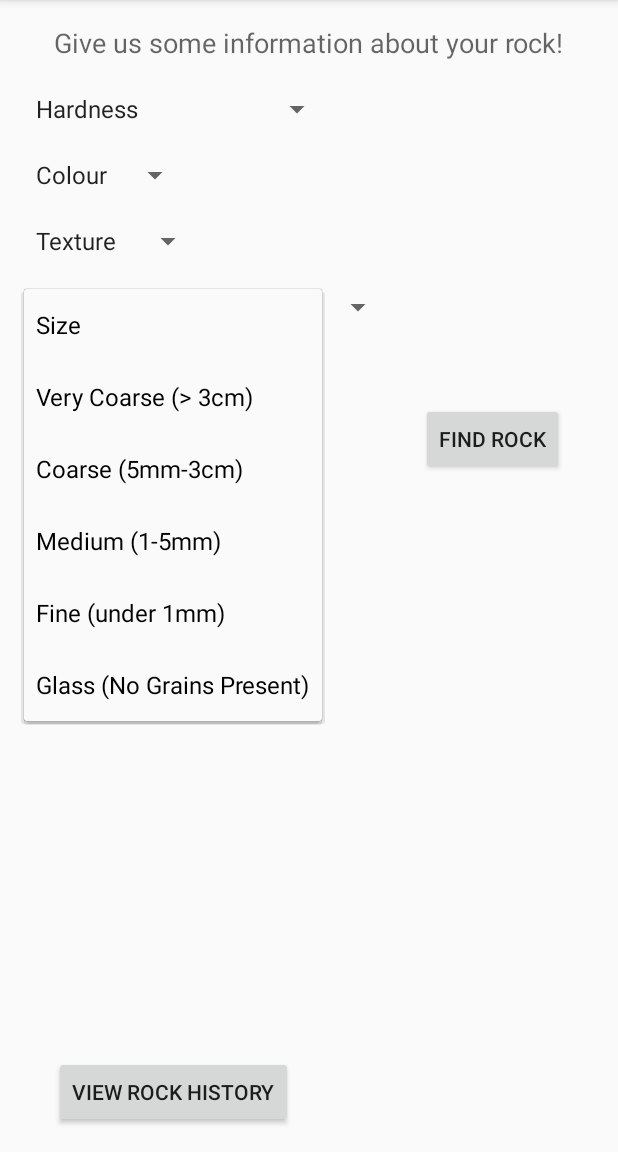
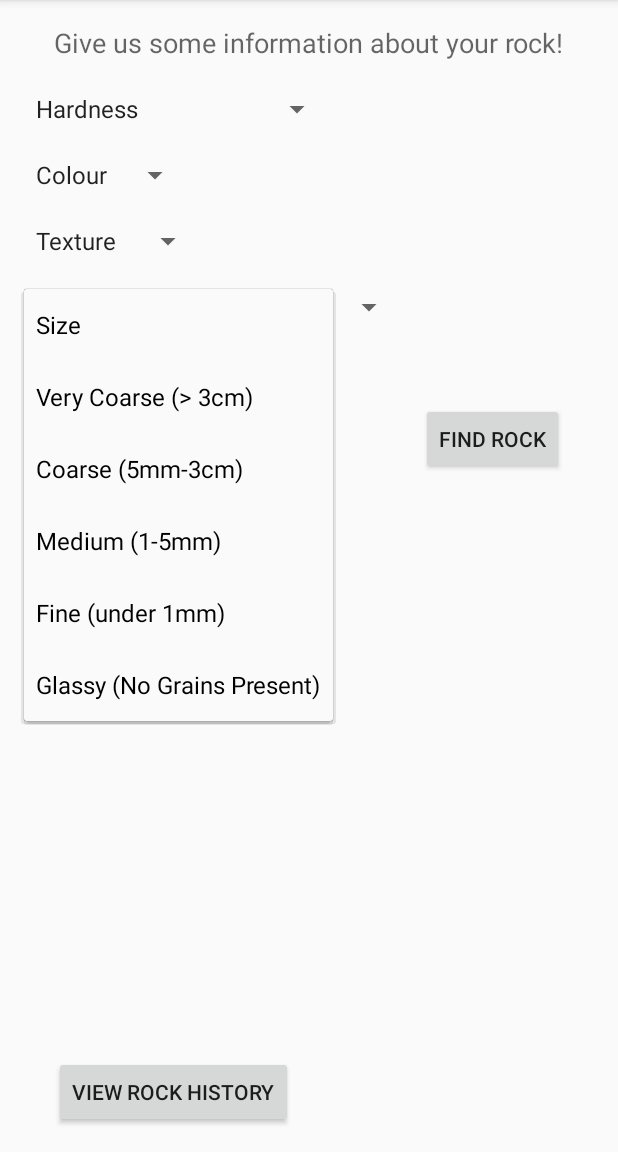
Before and after one commit to EricLeFort/3AO4, an Android app: the screen it shows after launch (Main), after a tap on "Size", on a phone screen of 412 x 824 dp, the part 84-1236 px from its top. Run offline under Robolectric (Android 15) with nearby library versions, the phone set to English and light mode, and no system bars.

Commit message:
Rocks now being queried successfully in at least some cases

```diff
--- a/RockIdentificationApp/app/src/main/java/rockapp/rockidentificationapp/DatabaseHelper.java
+++ b/RockIdentificationApp/app/src/main/java/rockapp/rockidentificationapp/DatabaseHelper.java
@@ -160,12 +160,12 @@ import android.database.sqlite.SQLiteOpenHelper;
             db.execSQL("INSERT INTO Rock_table (NAME,VALUE,HARDNESS,COLOUR,TEXTURE,SIZE,LATITUDE,LONGITUDE,RADIUS) VALUES ('Granite', 0.050,'Medium','White','Rough','Medium', 33, 92, 2835)");
             db.execSQL("INSERT INTO Rock_table (NAME,VALUE,HARDNESS,COLOUR,TEXTURE,SIZE,LATITUDE,LONGITUDE,RADIUS) VALUES ('Granite', 0.050,'Medium','Pink','Rough','Medium', 33, 92, 2835)");
             db.execSQL("INSERT INTO Rock_table (NAME,VALUE,HARDNESS,COLOUR,TEXTURE,SIZE,LATITUDE,LONGITUDE,RADIUS) VALUES ('Granite', 0.050,'Medium','Orange','Rough','Medium', 33, 92, 2835)");
-            db.execSQL("INSERT INTO Rock_table (NAME,VALUE,HARDNESS,COLOUR,TEXTURE,SIZE,LATITUDE,LONGITUDE,RADIUS) VALUES ('Limestone', 0.009,'Soft','Black','Rough','Course', 0, 28, 1889)");
-            db.execSQL("INSERT INTO Rock_table (NAME,VALUE,HARDNESS,COLOUR,TEXTURE,SIZE,LATITUDE,LONGITUDE,RADIUS) VALUES ('Limestone', 0.009,'Soft','Brown','Rough','Course', 0, 28, 1889)");
-            db.execSQL("INSERT INTO Rock_table (NAME,VALUE,HARDNESS,COLOUR,TEXTURE,SIZE,LATITUDE,LONGITUDE,RADIUS) VALUES ('Limestone', 0.009,'Soft','Grey','Rough','Course', 0, 28, 1889)");
-            db.execSQL("INSERT INTO Rock_table (NAME,VALUE,HARDNESS,COLOUR,TEXTURE,SIZE,LATITUDE,LONGITUDE,RADIUS) VALUES ('Limestone', 0.009,'Soft','Green','Rough','Course', 0, 28, 1889)");
-            db.execSQL("INSERT INTO Rock_table (NAME,VALUE,HARDNESS,COLOUR,TEXTURE,SIZE,LATITUDE,LONGITUDE,RADIUS) VALUES ('Limestone', 0.009,'Soft','Red','Rough','Course', 0, 28, 1889)");
-            db.execSQL("INSERT INTO Rock_table (NAME,VALUE,HARDNESS,COLOUR,TEXTURE,SIZE,LATITUDE,LONGITUDE,RADIUS) VALUES ('Limestone', 0.009,'Soft','White','Rough','Course', 0, 28, 1889)");
+            db.execSQL("INSERT INTO Rock_table (NAME,VALUE,HARDNESS,COLOUR,TEXTURE,SIZE,LATITUDE,LONGITUDE,RADIUS) VALUES ('Limestone', 0.009,'Soft','Black','Rough','Coarse', 0, 28, 1889)");
+            db.execSQL("INSERT INTO Rock_table (NAME,VALUE,HARDNESS,COLOUR,TEXTURE,SIZE,LATITUDE,LONGITUDE,RADIUS) VALUES ('Limestone', 0.009,'Soft','Brown','Rough','Coarse', 0, 28, 1889)");
+            db.execSQL("INSERT INTO Rock_table (NAME,VALUE,HARDNESS,COLOUR,TEXTURE,SIZE,LATITUDE,LONGITUDE,RADIUS) VALUES ('Limestone', 0.009,'Soft','Grey','Rough','Coarse', 0, 28, 1889)");
+            db.execSQL("INSERT INTO Rock_table (NAME,VALUE,HARDNESS,COLOUR,TEXTURE,SIZE,LATITUDE,LONGITUDE,RADIUS) VALUES ('Limestone', 0.009,'Soft','Green','Rough','Coarse', 0, 28, 1889)");
+            db.execSQL("INSERT INTO Rock_table (NAME,VALUE,HARDNESS,COLOUR,TEXTURE,SIZE,LATITUDE,LONGITUDE,RADIUS) VALUES ('Limestone', 0.009,'Soft','Red','Rough','Coarse', 0, 28, 1889)");
+            db.execSQL("INSERT INTO Rock_table (NAME,VALUE,HARDNESS,COLOUR,TEXTURE,SIZE,LATITUDE,LONGITUDE,RADIUS) VALUES ('Limestone', 0.009,'Soft','White','Rough','Coarse', 0, 28, 1889)");
             db.execSQL("INSERT INTO Rock_table (NAME,VALUE,HARDNESS,COLOUR,TEXTURE,SIZE,LATITUDE,LONGITUDE,RADIUS) VALUES ('Marble', 0.061,'Soft','White','Smooth','Fine', 33, 92, 2835)");
             db.execSQL("INSERT INTO Rock_table (NAME,VALUE,HARDNESS,COLOUR,TEXTURE,SIZE,LATITUDE,LONGITUDE,RADIUS) VALUES ('Marble', 0.061,'Soft','Grey','Smooth','Fine', 33, 92, 2835)");
             db.execSQL("INSERT INTO Rock_table (NAME,VALUE,HARDNESS,COLOUR,TEXTURE,SIZE,LATITUDE,LONGITUDE,RADIUS) VALUES ('Marble', 0.061,'Soft','Pink','Smooth','Fine', 33, 92, 2835)");
@@ -194,7 +194,7 @@ import android.database.sqlite.SQLiteOpenHelper;
 
         @Override
         public void onUpgrade(SQLiteDatabase db, int oldVersion, int newVersion) {
-            db.execSQL("DROP TABLE IF EXISTS"+TABLE_NAME);
+            db.execSQL("DROP TABLE IF EXISTS "+TABLE_NAME);
             onCreate(db);
         }
 
@@ -232,15 +232,15 @@ import android.database.sqlite.SQLiteOpenHelper;
             cursor.moveToFirst();
             for (int i = 0; i < results.length; i++) {
                 results[i] = new Rock(
-                        cursor.getString(0),
-                        Double.valueOf(cursor.getString(1)),
-                        Colour.valueOf(cursor.getString(2)),
-                        Hardness.valueOf(cursor.getString(3)),
-                        Size.valueOf(cursor.getString(4)),
-                        Texture.valueOf(cursor.getString(5)),
-                        Double.valueOf(cursor.getString(6)),
+                        cursor.getString(1),
+                        Double.valueOf(cursor.getString(2)),
+                        Colour.valueOf(cursor.getString(4).toUpperCase()),
+                        Hardness.valueOf(cursor.getString(3).toUpperCase()),
+                        Size.valueOf(cursor.getString(6).toUpperCase()),
+                        Texture.valueOf(cursor.getString(5).toUpperCase()),
                         Double.valueOf(cursor.getString(7)),
-                        Double.valueOf(cursor.getString(8))
+                        Double.valueOf(cursor.getString(8)),
+                        Double.valueOf(cursor.getString(9))
                 );
                 cursor.moveToNext();
             }
--- a/RockIdentificationApp/app/src/main/java/rockapp/rockidentificationapp/Forum.java
+++ b/RockIdentificationApp/app/src/main/java/rockapp/rockidentificationapp/Forum.java
@@ -7,14 +7,14 @@ import java.util.Arrays;
  * @version 1.0
  */
 public class Forum{
-	ArrayList<Rock> common;
+	private ArrayList<Rock> common;
 
 	/**
 	 * Initializes a new list using the passed in array to begin with. Common rocks will
 	 * include the whole array since there is nothing to compare to.
 	 * @param array - The original array to compare to.
 	 */
-	public void CommonElementsList(Rock[] array){
+	public Forum(Rock[] array){
 		common = new ArrayList<Rock>();
 		common.addAll(Arrays.asList(array));
 	}//Constructor
--- a/RockIdentificationApp/app/src/main/java/rockapp/rockidentificationapp/enums/Colour.java
+++ b/RockIdentificationApp/app/src/main/java/rockapp/rockidentificationapp/enums/Colour.java
@@ -4,4 +4,5 @@ package rockapp.rockidentificationapp.enums;
  * @author Eric Le Fort
  * @version 1.0
  */
-public enum Colour{ UNKNOWN, BLACK, BLUE, BROWN, GREEN, GREY, PINK, PURPLE, RED, WHITE }//Colour
+public enum Colour{ UNKNOWN, BLACK, BLUE, BROWN, GREEN, GREY, PINK, PURPLE, RED, WHITE, YELLOW,
+    ORANGE }//Colour
--- a/RockIdentificationApp/app/src/main/java/rockapp/rockidentificationapp/enums/Size.java
+++ b/RockIdentificationApp/app/src/main/java/rockapp/rockidentificationapp/enums/Size.java
@@ -4,4 +4,4 @@ package rockapp.rockidentificationapp.enums;
  * @author Eric Le Fort
  * @version 1.0
  */
-public enum Size{ UNKNOWN, VERY_COARSE, COARSE, MEDIUM, FINE, GLASS }//Size
+public enum Size{ UNKNOWN, VERY_COARSE, COARSE, MEDIUM, FINE, GLASSY }//Size
--- a/RockIdentificationApp/app/src/main/res/values/spinners.xml
+++ b/RockIdentificationApp/app/src/main/res/values/spinners.xml
@@ -2,9 +2,9 @@
 <resources>
     <string-array name="hardness_array">
         <item>Hardness</item>
-        <item>Soft (Mohs' 1-3)</item>
-        <item>Medium (Mohs' 4-7)</item>
-        <item>Hard (Mohs' 8-10)</item>
+        <item>Soft (Mohs\' 1-3)</item>
+        <item>Medium (Mohs\' 4-7)</item>
+        <item>Hard (Mohs\' 8-10)</item>
     </string-array>
     <string-array name="colour_array">
         <item>Colour</item>
@@ -30,6 +30,6 @@
         <item>Coarse (5mm-3cm)</item>
         <item>Medium (1-5mm)</item>
         <item>Fine (under 1mm)</item>
-        <item>Glass (No Grains Present)</item>
+        <item>Glassy (No Grains Present)</item>
     </string-array>
 </resources>
```
Also changed, not shown: RockIdentificationApp/app/src/main/java/rockapp/rockidentificationapp/Controller.java (+49 -12 lines), RockIdentificationApp/app/src/main/java/rockapp/rockidentificationapp/views/RockMatches.java (+5 -2 lines).
